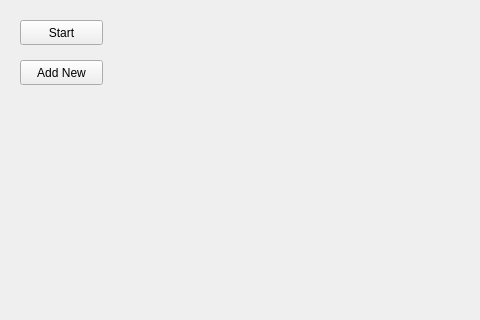
Old version of the form src/gui/GUI/mainwindow.ui in the repository kamerado/USB-Password-Manager; both pictures show x 0 to 480 and y 0 to 320 of the 800 by 600 pixel window.
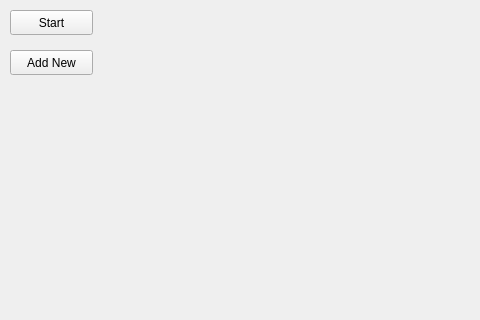
New version of the form.

The edit to the form file:
```diff
--- a/src/gui/GUI/mainwindow.ui
+++ b/src/gui/GUI/mainwindow.ui
@@ -17,8 +17,8 @@
    <widget class="QPushButton" name="pushButton">
     <property name="geometry">
      <rect>
-      <x>20</x>
-      <y>20</y>
+      <x>10</x>
+      <y>10</y>
       <width>83</width>
       <height>25</height>
      </rect>
@@ -33,8 +33,8 @@
    <widget class="QPushButton" name="pushButton_2">
     <property name="geometry">
      <rect>
-      <x>20</x>
-      <y>60</y>
+      <x>10</x>
+      <y>50</y>
       <width>83</width>
       <height>25</height>
      </rect>
```
Left out of the diff: 4 changed lines with no effect on the pictures.
